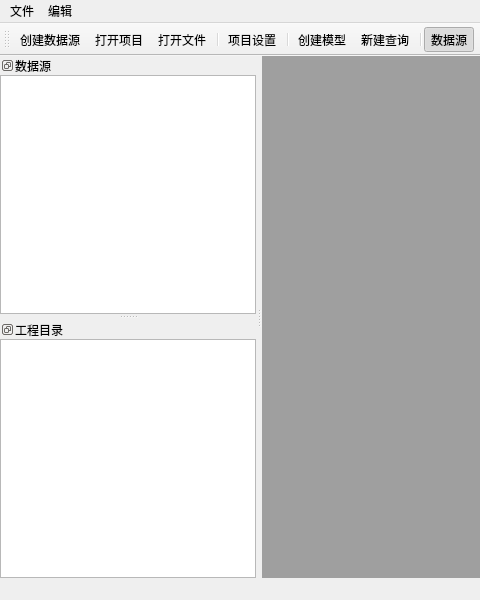
Above: ringz.ui from caoaolong/ringz before the change; both pictures show x 0 to 480 and y 0 to 600 of the 967 by 600 pixel window. Below: the same form after it.
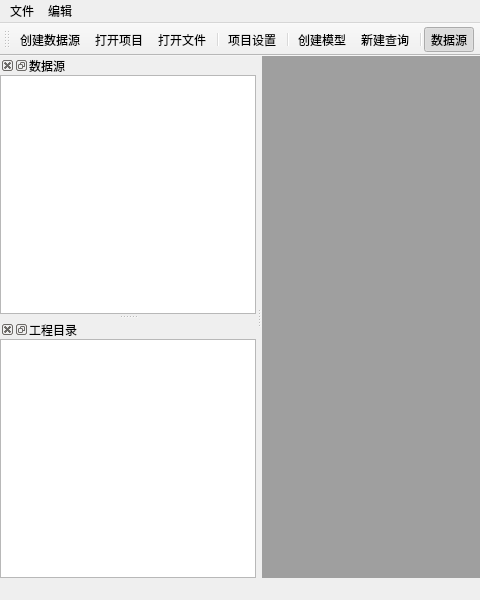
That is the form after the change. Icons and pictures are not drawn.

Patch:
```diff
--- a/ringz.ui
+++ b/ringz.ui
@@ -80,7 +80,7 @@
     <bool>false</bool>
    </property>
    <property name="features">
-    <set>QDockWidget::DockWidgetFloatable|QDockWidget::DockWidgetMovable</set>
+    <set>QDockWidget::DockWidgetClosable|QDockWidget::DockWidgetFloatable|QDockWidget::DockWidgetMovable</set>
    </property>
    <property name="windowTitle">
     <string>数据源</string>
@@ -187,7 +187,7 @@
     <bool>false</bool>
    </property>
    <property name="features">
-    <set>QDockWidget::DockWidgetFloatable|QDockWidget::DockWidgetMovable</set>
+    <set>QDockWidget::DockWidgetClosable|QDockWidget::DockWidgetFloatable|QDockWidget::DockWidgetMovable</set>
    </property>
    <property name="windowTitle">
     <string>工程目录</string>
```
Left out of the diff: 2 changed lines with no effect on the pictures.
